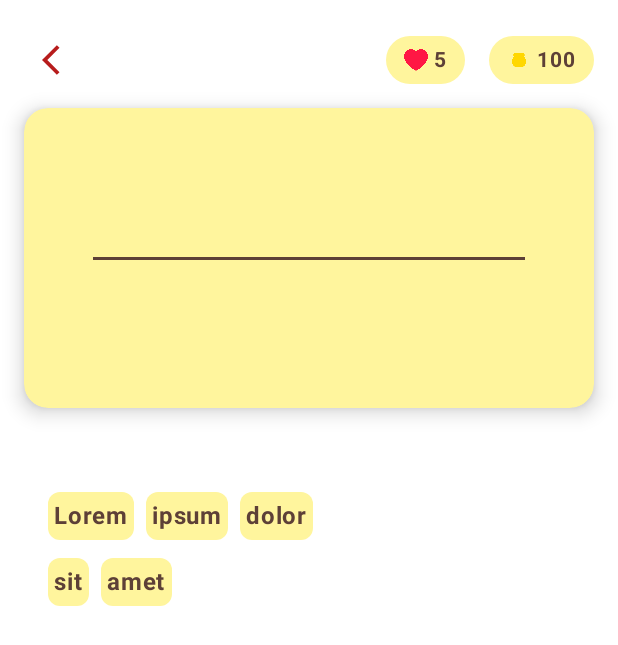
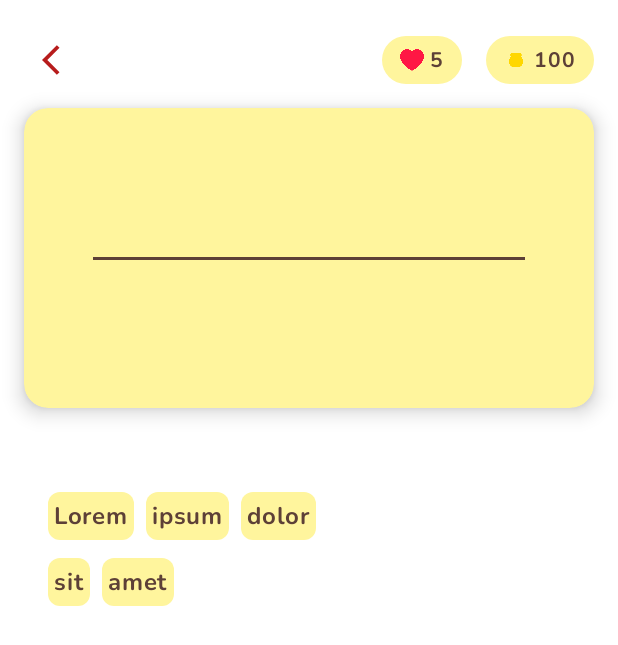
Before and after one commit to Coammcam/BeesLearn, an Android app built with Jetpack Compose: the @Preview function ArrangeSentencePreview, on a phone screen of 412 x 824 dp. Shown: the top 645 px of the screen. Run offline under Robolectric (Android 15) with nearby library versions, the phone set to English and light mode, and no system bars.

Commit message:
Update font chữ các Screens Question

```diff
--- a/app/src/main/java/fpl/md07/beeslearn/screens/ArrangeSentenceQuestionScreen.kt
+++ b/app/src/main/java/fpl/md07/beeslearn/screens/ArrangeSentenceQuestionScreen.kt
@@ -15,11 +15,13 @@ import androidx.compose.ui.graphics.Color
 import androidx.compose.ui.graphics.graphicsLayer
 import androidx.compose.ui.res.painterResource
 import androidx.compose.ui.text.font.FontWeight
+import androidx.compose.ui.text.font.FontFamily
 import androidx.compose.ui.tooling.preview.Preview
 import androidx.compose.ui.unit.dp
 import androidx.compose.ui.unit.sp
 import fpl.md07.beeslearn.ui.theme.BeesLearnTheme
 import fpl.md07.beeslearn.data.arrangeSentenceQuestions // Import fake data
+import fpl.md07.beeslearn.ui.theme.Nunito_Bold
 
 class ArrangeSentenceQuestionScreen : ComponentActivity() {
     override fun onCreate(savedInstanceState: Bundle?) {
@@ -39,9 +41,7 @@ class ArrangeSentenceQuestionScreen : ComponentActivity() {
 
 @Composable
 fun ArrangeSentenceScreen() {
-    // Use the first question from the fake data
     val currentQuestion = arrangeSentenceQuestions[0]
-
     var sentenceParts by remember { mutableStateOf(currentQuestion.sentenceParts) }
     var selectedParts by remember { mutableStateOf(mutableListOf<String>()) }
 
@@ -51,7 +51,6 @@ fun ArrangeSentenceScreen() {
             .padding(16.dp),
         horizontalAlignment = Alignment.CenterHorizontally
     ) {
-        // Back button and score area (header)
         Row(
             verticalAlignment = Alignment.CenterVertically,
             horizontalArrangement = Arrangement.SpaceBetween,
@@ -69,7 +68,6 @@ fun ArrangeSentenceScreen() {
             }
 
             Row(verticalAlignment = Alignment.CenterVertically) {
-                // Score hearts
                 Box(
                     modifier = Modifier
                         .background(Color(0xFFFFF59D), shape = RoundedCornerShape(50))
@@ -83,13 +81,18 @@ fun ArrangeSentenceScreen() {
                             modifier = Modifier.size(16.dp)
                         )
                         Spacer(modifier = Modifier.width(4.dp))
-                        Text("5", fontWeight = FontWeight.Bold, fontSize = 14.sp, color = Color(0xFF5D4037))
+                        Text(
+                            text = "5",
+                            fontWeight = FontWeight.Bold,
+                            fontSize = 14.sp,
+                            color = Color(0xFF5D4037),
+                            fontFamily = Nunito_Bold
+                        )
                     }
                 }
 
                 Spacer(modifier = Modifier.width(16.dp))
 
-                // Coins
                 Box(
                     modifier = Modifier
                         .background(Color(0xFFFFF59D), shape = RoundedCornerShape(50))
@@ -103,24 +106,29 @@ fun ArrangeSentenceScreen() {
                             modifier = Modifier.size(16.dp)
                         )
                         Spacer(modifier = Modifier.width(4.dp))
-                        Text("100", fontWeight = FontWeight.Bold, fontSize = 14.sp, color = Color(0xFF5D4037))
+                        Text(
+                            text = "100",
+                            fontWeight = FontWeight.Bold,
+                            fontSize = 14.sp,
+                            color = Color(0xFF5D4037),
+                            fontFamily = Nunito_Bold
+                        )
                     }
                 }
             }
         }
 
-        // Sentence box showing the arranged parts
         Box(
             modifier = Modifier
                 .fillMaxWidth()
                 .height(200.dp)
                 .graphicsLayer {
-                    shadowElevation = 8.dp.toPx() // Shadow elevation
+                    shadowElevation = 8.dp.toPx()
                     shape = RoundedCornerShape(16.dp)
                     clip = true
-                    translationY = -8.dp.toPx() // Offset shadow to the top
+                    translationY = -8.dp.toPx()
                 }
-                .background(Color(0xFFFFF59D), shape = RoundedCornerShape(16.dp)), // Apply background after shadow
+                .background(Color(0xFFFFF59D), shape = RoundedCornerShape(16.dp)),
             contentAlignment = Alignment.Center
         ) {
             if (selectedParts.isEmpty()) {
@@ -128,13 +136,13 @@ fun ArrangeSentenceScreen() {
                     color = Color(0xFF5D4037),
                     thickness = 2.dp,
                     modifier = Modifier
-                        .fillMaxWidth(0.8f) // Adjust this to control the line length
+                        .fillMaxWidth(0.8f)
                         .padding(horizontal = 8.dp)
                 )
             } else {
                 Row(
                     modifier = Modifier.padding(horizontal = 4.dp),
-                    horizontalArrangement = Arrangement.Center // Remove spacing between words
+                    horizontalArrangement = Arrangement.Center
                 ) {
                     selectedParts.forEach { part ->
                         DraggableWordOption(
@@ -150,9 +158,8 @@ fun ArrangeSentenceScreen() {
             }
         }
 
-        Spacer(modifier = Modifier.height(48.dp)) // Adjusted spacing to push the words down
+        Spacer(modifier = Modifier.height(48.dp))
 
-        // Draggable word options
         Column(
             modifier = Modifier
                 .fillMaxWidth()
@@ -190,9 +197,15 @@ fun DraggableWordOption(word: String, isSelected: Boolean, onClick: () -> Unit)
                 shape = RoundedCornerShape(8.dp)
             )
             .clickable { onClick() }
-            .padding(horizontal = 4.dp, vertical = 4.dp) // Reduced padding for closer layout
+            .padding(horizontal = 4.dp, vertical = 4.dp)
     ) {
-        Text(text = word, fontSize = 16.sp, color = Color(0xFF5D4037), fontWeight = FontWeight.Bold)
+        Text(
+            text = word,
+            fontSize = 16.sp,
+            color = Color(0xFF5D4037),
+            fontWeight = FontWeight.Bold,
+            fontFamily = Nunito_Bold
+        )
     }
 }
 
```
Also changed, not shown: app/src/main/java/fpl/md07/beeslearn/screens/ConnectingWordQuestionScreen.kt (+38 -13 lines), app/src/main/java/fpl/md07/beeslearn/screens/FillInTheBlankQuestionScreen.kt (+18 -16 lines), app/src/main/java/fpl/md07/beeslearn/screens/MultipleChoiceQuestionScreen.kt (+37 -34 lines), app/src/main/java/fpl/md07/beeslearn/screens/TrueFalseQuestionScreen.kt (+24 -25 lines).
